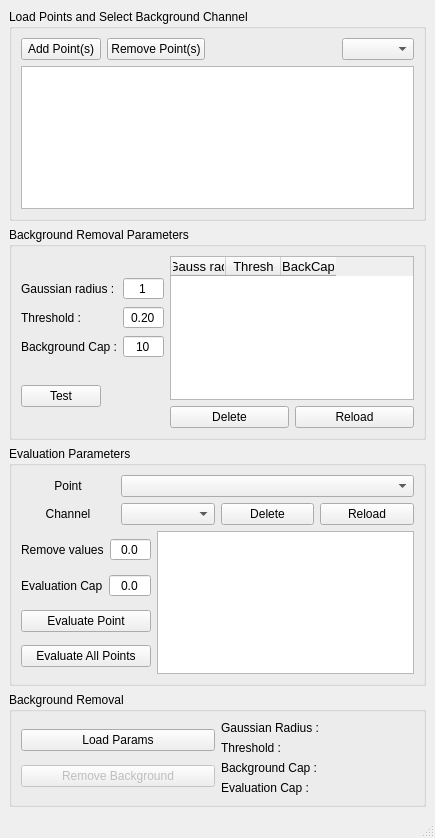
Before: the Qt Designer form BackgroundRemoval.ui in angelolab/AMP, drawn with Qt 5.
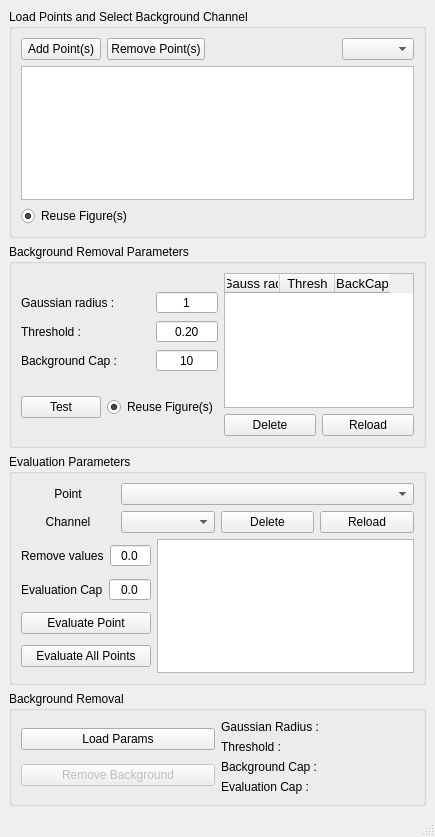
After: the same form once the commit is applied.

Commit message: added togglable figure reuse

Patch:
```diff
--- a/BackgroundRemoval.ui
+++ b/BackgroundRemoval.ui
@@ -7,7 +7,7 @@
     <x>0</x>
     <y>0</y>
     <width>435</width>
-    <height>838</height>
+    <height>837</height>
    </rect>
   </property>
   <property name="windowTitle">
@@ -58,6 +58,19 @@
        <item>
         <widget class="QListWidget" name="loadingPointsList"/>
        </item>
+       <item>
+        <widget class="QRadioButton" name="loadingReuseButton">
+         <property name="layoutDirection">
+          <enum>Qt::LeftToRight</enum>
+         </property>
+         <property name="text">
+          <string>Reuse Figure(s)</string>
+         </property>
+         <property name="checked">
+          <bool>true</bool>
+         </property>
+        </widget>
+       </item>
       </layout>
      </widget>
     </item>
@@ -152,6 +165,8 @@
           </layout>
          </item>
          <item>
+          <layout class="QHBoxLayout" name="horizontalLayout_8">
+           <item>
           <widget class="QPushButton" name="rparamsTestButton">
            <property name="sizePolicy">
             <sizepolicy hsizetype="Fixed" vsizetype="Fixed">
@@ -163,6 +178,18 @@
             <string>Test</string>
            </property>
           </widget>
+           </item>
+           <item>
+            <widget class="QRadioButton" name="rparamsReuseButton">
+             <property name="text">
+              <string>Reuse Figure(s)</string>
+             </property>
+             <property name="checked">
+              <bool>true</bool>
+             </property>
+            </widget>
+           </item>
+          </layout>
          </item>
         </layout>
        </item>
```
Lines whose indentation alone changed are shown as unchanged. The commit also changes 3 other files.
